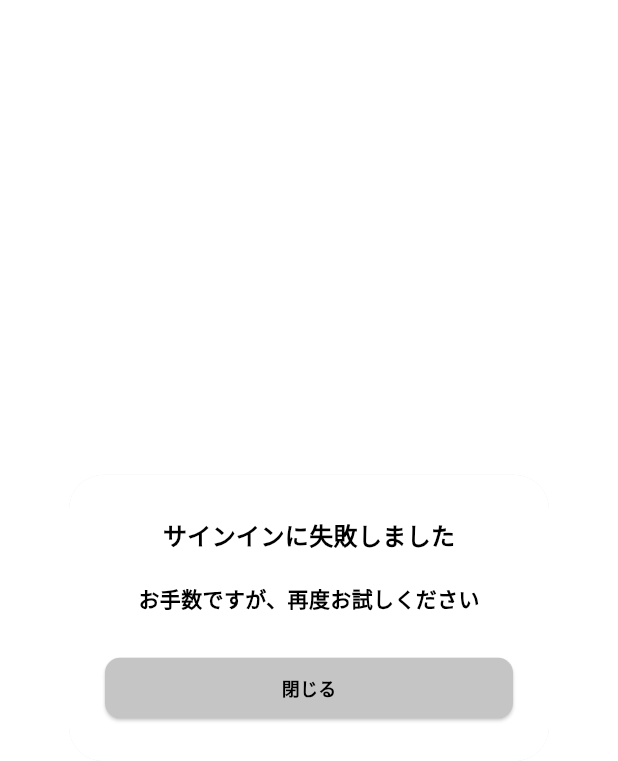
After one commit to tanochan-sakonyan/collection_app, a Flutter app: the screen it shows after launch, after a tap on "LoginErrorDialogを表示", on a phone screen of 412 x 824 dp. The commit adds this screen. Shown: the top 761 px of the screen. Run offline on Flutter 3.47's test engine with Material 3 defaults, Android fonts, the phone set to English and light mode, and no system bars; our stand-ins replace flutter_riverpod, flutter_svg, freezed_annotation, google_fonts, shared_preferences, sign_in_with_apple; missing offline and left inert: flutter_line_sdk.

Commit message:
LogInErrorDialogを作成、表示

```diff
--- /dev/null
+++ b/lib/ui/components/dialog/login_error_dialog.dart
@@ -0,0 +1,68 @@
+import 'package:flutter/material.dart';
+
+class LoginErrorDialog extends StatelessWidget {
+  const LoginErrorDialog({
+    super.key,
+  });
+
+  @override
+  Widget build(BuildContext context) {
+    return Dialog(
+      shape: RoundedRectangleBorder(
+        borderRadius: BorderRadius.circular(23),
+      ),
+      child: Container(
+        width: 320,
+        height: 191,
+        decoration: BoxDecoration(
+          color: Colors.white,
+          borderRadius: BorderRadius.circular(23),
+        ),
+        child: Column(
+          mainAxisAlignment: MainAxisAlignment.center,
+          children: [
+            const Text(
+              'サインインに失敗しました',
+              style: TextStyle(
+                fontWeight: FontWeight.bold,
+                fontSize: 16,
+                color: Colors.black,
+              ),
+            ),
+            const SizedBox(height: 20),
+            const Text(
+              'お手数ですが、再度お試しください',
+              style: TextStyle(
+                fontWeight: FontWeight.bold,
+                fontSize: 14,
+                color: Colors.black,
+              ),
+            ),
+            const SizedBox(height: 30),
+            SizedBox(
+              height: 40,
+              width: 272,
+              child: ElevatedButton(
+                onPressed: () => Navigator.of(context).pop(),
+                style: ElevatedButton.styleFrom(
+                  backgroundColor: const Color(0xFFC5C5C5),
+                  shape: RoundedRectangleBorder(
+                    borderRadius: BorderRadius.circular(10),
+                  ),
+                ),
+                child: const Text(
+                  '閉じる',
+                  style: TextStyle(
+                    fontWeight: FontWeight.bold,
+                    fontSize: 12,
+                    color: Colors.black,
+                  ),
+                ),
+              ),
+            ),
+          ],
+        ),
+      ),
+    );
+  }
+}
```
Also changed, not shown: lib/ui/screen/login_screen.dart (+21 -55 lines).
